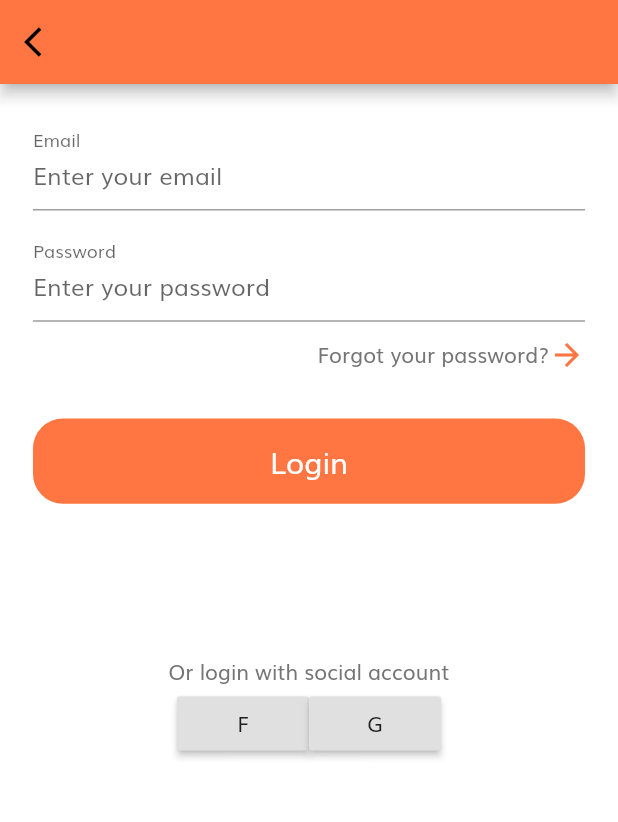
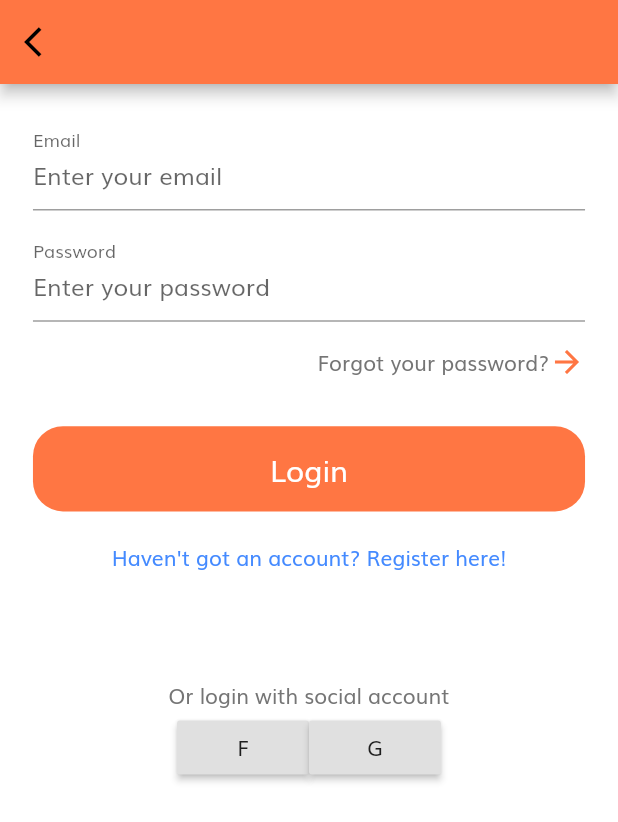
Before and after one commit to duongkibo/EcommerceFunnyTeam, a Flutter app: the screen it shows after launch, after a tap on "Continue", on a phone screen of 412 x 824 dp. Shown: the top 822 px of the screen. Run offline on Flutter 3.47's test engine with Material 2 defaults, Android fonts, the phone set to English and light mode, and no system bars; our stand-ins replace flutter_svg, shared_preferences; missing offline and left inert: flutter_statusbarcolor; network calls fail.

Commit message:
add register link

```diff
--- a/lib/screens/login/login_screen.dart
+++ b/lib/screens/login/login_screen.dart
@@ -1,4 +1,5 @@
 import 'dart:convert';
+// import 'dart:js';
 
 import 'package:flutter/cupertino.dart';
 import 'package:flutter/material.dart';
@@ -8,6 +9,7 @@ import 'package:shared_preferences/shared_preferences.dart';
 import 'package:welcome_demo/components/defaul_button.dart';
 import 'package:welcome_demo/components/form_error.dart';
 import 'package:welcome_demo/screens/home/home.dart';
+import 'package:welcome_demo/screens/signup/signup_screen.dart';
 import 'package:welcome_demo/size_config.dart';
 import '../../constan.dart';
 
@@ -64,7 +66,7 @@ class _LoginScreenState extends State<LoginScreen> {
                             emailFormField(),
                             SizedBox(height: getProportionateScreenHeight(10)),
                             passwordFormField(),
-                            SizedBox(height: getProportionateScreenHeight(10)),
+                            SizedBox(height: getProportionateScreenHeight(15)),
                             Container(
                               child: GestureDetector(
                                 onTap: () {},
@@ -86,16 +88,22 @@ class _LoginScreenState extends State<LoginScreen> {
                             DefaultButton(
                                 text: 'Login',
                                 press: () {
-                                  // if (_formKey.currentState.validate()) {
-                                  //   _formKey.currentState.save();
-                                  //   // if all are valid then go to home screen
-
-                                  // }
                                   setState(() {
                                     onSignIn();
                                   });
                                 }),
-                            SizedBox(height: getProportionateScreenHeight(100)),
+                            SizedBox(height: getProportionateScreenHeight(20)),
+                            GestureDetector(
+                              onTap: () => Navigator.push(
+                                  context,
+                                  MaterialPageRoute(
+                                      builder: (context) => SignUpScreen())),
+                              child: Text(
+                                "Haven't got an account? Register here!",
+                                style: TextStyle(color: Colors.blueAccent),
+                              ),
+                            ),
+                            SizedBox(height: getProportionateScreenHeight(70)),
                             Container(
                               child: Column(
                                 children: [
```
